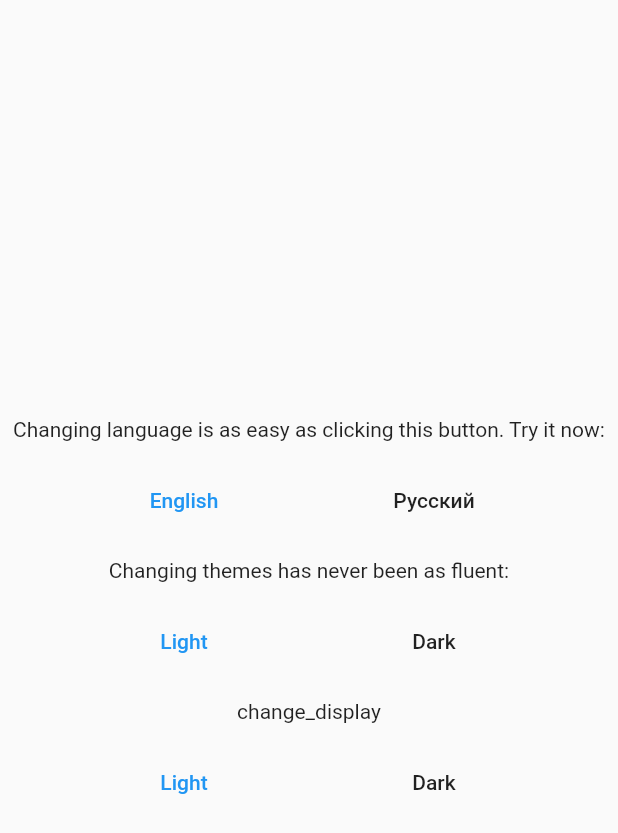
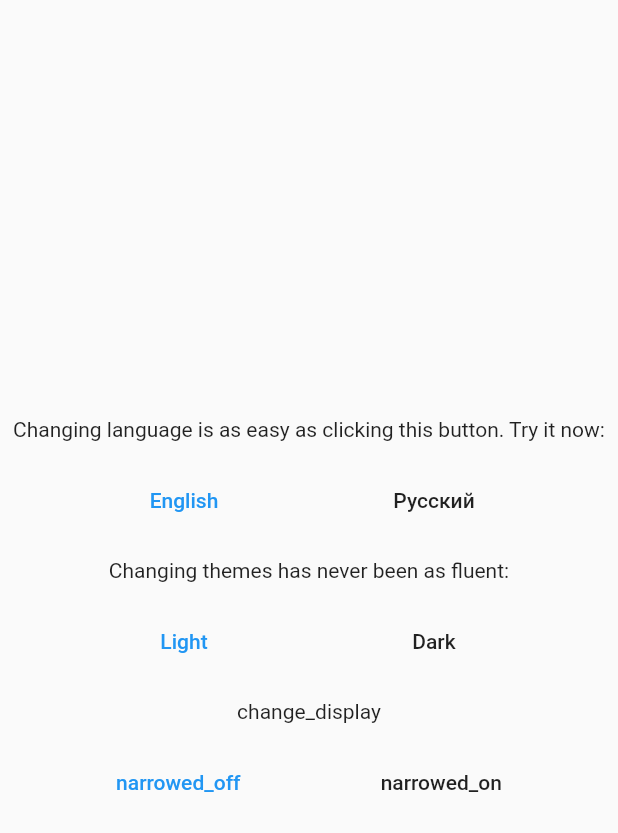
Before and after one commit to ivribalko/ivribalko.github.io, a Flutter app: the Settings widget shown alone on an empty page, opened directly with empty values, on a phone screen of 412 x 824 dp. Shown: the top 833 px of the screen. Run offline on Flutter 3.47's test engine with Material 2 defaults, Android fonts, the phone set to English and light mode, and no system bars; our stand-ins replace get, material_design_icons_flutter.

Commit message:
_canNarrow

```diff
--- a/lib/ui/common.dart
+++ b/lib/ui/common.dart
@@ -35,8 +35,11 @@ extension ListExtensions on List<Widget> {
   }
 }
 
+const double mobileWidth = 700;
+
 extension ConstraintsExtension on BoxConstraints {
-  bool get isMobile => maxWidth < 700 || maxWidth * maxHeight < 400 * 1000;
+  bool get isSmall =>
+      maxWidth < mobileWidth || maxWidth * maxHeight < 400 * 1000;
 }
 
 Widget get padding => const SizedBox(width: kPadding, height: kPadding);
--- a/lib/ui/home/home.dart
+++ b/lib/ui/home/home.dart
@@ -13,6 +13,7 @@ import 'settings.dart';
 
 class Home extends StatelessWidget {
   final scroll = Get.put(PageController());
+  final narrowed = Get.put(false.obs);
 
   Home() {
     Get.put(Scrolling(scroll));
@@ -22,7 +23,11 @@ class Home extends StatelessWidget {
   Widget build(BuildContext context) {
     return Scaffold(
       floatingActionButton: FAB(),
-      body: LayoutBuilder(
+      body: Obx(() {
+        return Center(
+          child: SizedBox(
+            width: narrowed.value ? mobileWidth - 200 : double.maxFinite,
+            child: LayoutBuilder(
               builder: (context, info) {
                 return Stack(
                   children: [
@@ -39,7 +44,7 @@ class Home extends StatelessWidget {
                         ),
                         ..._adapted(
                           About(),
-                    Settings(isMobile: info.isMobile),
+                          Settings(isMobile: info.isSmall),
                           info,
                           before: SubHeader(),
                         ),
@@ -48,7 +53,7 @@ class Home extends StatelessWidget {
                           Pic(),
                           info,
                           before: SubHeader(),
-                    append: Footer(isMobile: info.isMobile),
+                          append: Footer(isMobile: info.isSmall),
                         ),
                       ],
                     ),
@@ -57,6 +62,9 @@ class Home extends StatelessWidget {
                 );
               },
             ),
+          ),
+        );
+      }),
     );
   }
 
@@ -67,7 +75,7 @@ class Home extends StatelessWidget {
     Widget before,
     Widget append,
   }) {
-    if (info.isMobile) {
+    if (info.isSmall) {
       return [
         Column(
           children: [
--- a/lib/ui/home/settings.dart
+++ b/lib/ui/home/settings.dart
@@ -6,8 +6,9 @@ import '../theme.dart';
 
 class Settings extends StatelessWidget {
   final bool isMobile;
+  final narrowed = Get.find<RxBool>();
 
-  const Settings({this.isMobile});
+  Settings({this.isMobile});
 
   @override
   Widget build(BuildContext context) {
@@ -18,11 +19,13 @@ class Settings extends StatelessWidget {
         _Localization(),
         Text('change_theme'.tr, textAlign: TextAlign.center),
         _Theming(),
-        if (!isMobile) Text('change_display'.tr, textAlign: TextAlign.center),
-        if (!isMobile) _Adaptivity(),
+        if (_canNarrow) Text('change_display'.tr, textAlign: TextAlign.center),
+        if (_canNarrow) _Adaptivity(),
       ]..addSpacing(),
     );
   }
+
+  bool get _canNarrow => !isMobile || narrowed.value;
 }
 
 class _Localization extends StatelessWidget {
@@ -94,39 +97,30 @@ class _Theming extends StatelessWidget {
 }
 
 class _Adaptivity extends StatelessWidget {
-  final setMobile = false.obs;
+  final narrowed = Get.find<RxBool>();
 
   @override
   Widget build(BuildContext context) {
     return Row(
       mainAxisAlignment: MainAxisAlignment.spaceEvenly,
-      children: [...modes.map(_toWidget).values],
+      children: [
+        ...[false, true].map(_toWidget)
+      ],
     );
   }
 
-  MapEntry<String, MaterialButton> _toWidget(String key, ThemeMode value) {
-    return MapEntry(
-      key,
-      MaterialButton(
-        child: Text(
-          key.tr,
-          style: _accentActive(value),
-        ),
-        onPressed: () {
-          Get.changeThemeMode(value);
-          // fix text not updating style/color
-          Future.delayed(
-            Duration(milliseconds: 100),
-            () => Get.updateLocale(Get.locale),
-          );
-        },
+  Widget _toWidget(bool value) {
+    return MaterialButton(
+      child: Text(
+        value ? 'narrowed_on'.tr : 'narrowed_off'.tr,
+        style: _styleFor(value),
       ),
+      onPressed: () => narrowed.value = value,
     );
   }
 
-  TextStyle _accentActive(ThemeMode value) {
-    return (value == ThemeMode.dark) ==
-            (Get.theme.brightness == Brightness.dark)
+  TextStyle _styleFor(bool value) {
+    return narrowed.value == value
         ? TextStyle(color: Get.theme.accentColor)
         : null;
   }
```
Lines whose indentation alone changed are shown as unchanged.
